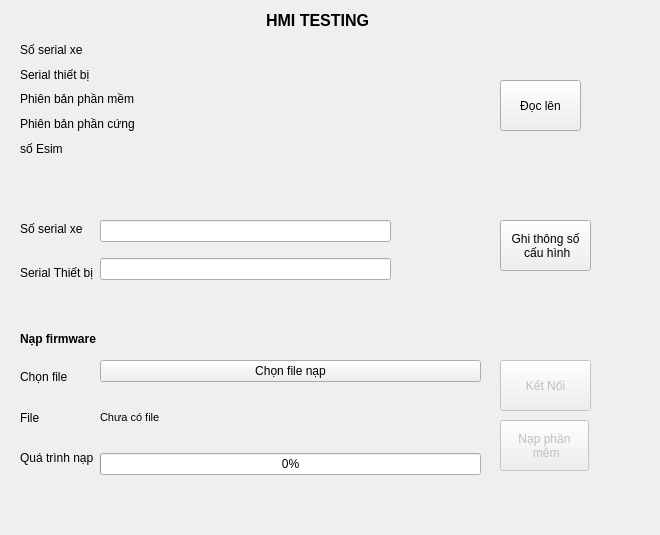
The window that views/hmi.ui (CongPV121/SDT) describes before a commit, drawn with Qt 5.
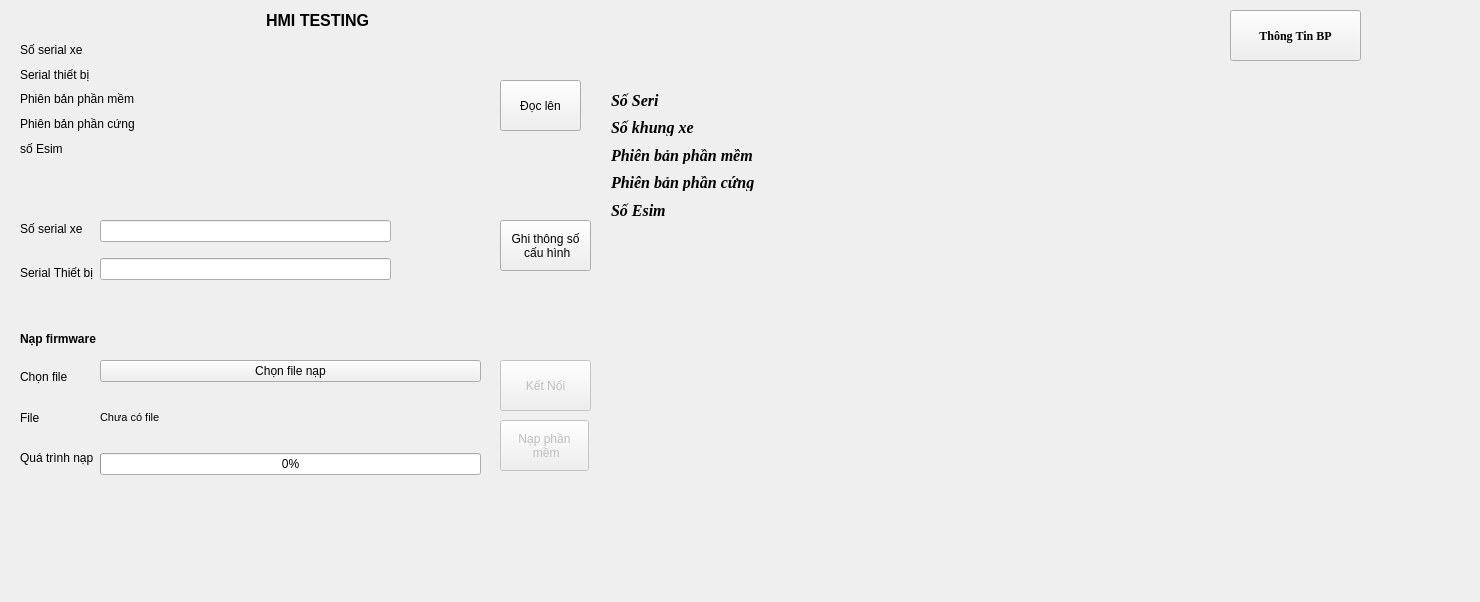
The same window after the commit. Icons and pictures are not drawn.

Patch:
```diff
--- a/views/hmi.ui
+++ b/views/hmi.ui
@@ -6,8 +6,8 @@
    <rect>
     <x>0</x>
     <y>0</y>
-    <width>660</width>
-    <height>535</height>
+    <width>1480</width>
+    <height>602</height>
    </rect>
   </property>
   <property name="windowTitle">
@@ -320,6 +320,456 @@
     <string>Đọc lên</string>
    </property>
   </widget>
+  <widget class="QPushButton" name="read_btn_2">
+   <property name="geometry">
+    <rect>
+     <x>1230</x>
+     <y>10</y>
+     <width>131</width>
+     <height>51</height>
+    </rect>
+   </property>
+   <property name="font">
+    <font>
+     <family>Times New Roman</family>
+     <bold>true</bold>
+    </font>
+   </property>
+   <property name="text">
+    <string>Thông Tin BP</string>
+   </property>
+   <property name="icon">
+    <iconset>
+     <selectedon>:/icon/up-arrow.png</selectedon>
+    </iconset>
+   </property>
+   <property name="iconSize">
+    <size>
+     <width>32</width>
+     <height>32</height>
+    </size>
+   </property>
+  </widget>
+  <widget class="QLabel" name="label_21">
+   <property name="geometry">
+    <rect>
+     <x>611</x>
+     <y>201</y>
+     <width>55</width>
+     <height>18</height>
+    </rect>
+   </property>
+   <property name="font">
+    <font>
+     <family>Times New Roman</family>
+     <pointsize>12</pointsize>
+     <italic>true</italic>
+     <bold>true</bold>
+    </font>
+   </property>
+   <property name="text">
+    <string>Số Esim</string>
+   </property>
+  </widget>
+  <widget class="QLabel" name="seri_number">
+   <property name="geometry">
+    <rect>
+     <x>784</x>
+     <y>91</y>
+     <width>16</width>
+     <height>18</height>
+    </rect>
+   </property>
+   <property name="font">
+    <font>
+     <family>Times New Roman</family>
+     <pointsize>12</pointsize>
+     <italic>true</italic>
+     <bold>true</bold>
+    </font>
+   </property>
+   <property name="text">
+    <string/>
+   </property>
+  </widget>
+  <widget class="QLabel" name="state">
+   <property name="geometry">
+    <rect>
+     <x>784</x>
+     <y>420</y>
+     <width>16</width>
+     <height>18</height>
+    </rect>
+   </property>
+   <property name="font">
+    <font>
+     <family>Times New Roman</family>
+     <pointsize>12</pointsize>
+     <italic>true</italic>
+     <bold>true</bold>
+    </font>
+   </property>
+   <property name="text">
+    <string/>
+   </property>
+  </widget>
+  <widget class="QLabel" name="Vol">
+   <property name="geometry">
+    <rect>
+     <x>784</x>
+     <y>201</y>
+     <width>16</width>
+     <height>18</height>
+    </rect>
+   </property>
+   <property name="font">
+    <font>
+     <family>Times New Roman</family>
+     <pointsize>12</pointsize>
+     <italic>true</italic>
+     <bold>true</bold>
+    </font>
+   </property>
+   <property name="text">
+    <string/>
+   </property>
+  </widget>
+  <widget class="QLabel" name="label_25">
+   <property name="geometry">
+    <rect>
+     <x>611</x>
+     <y>118</y>
+     <width>83</width>
+     <height>18</height>
+    </rect>
+   </property>
+   <property name="font">
+    <font>
+     <family>Times New Roman</family>
+     <pointsize>12</pointsize>
+     <italic>true</italic>
+     <bold>true</bold>
+    </font>
+   </property>
+   <property name="text">
+    <string>Số khung xe</string>
+   </property>
+  </widget>
+  <widget class="QLabel" name="label_14">
+   <property name="geometry">
+    <rect>
+     <x>611</x>
+     <y>173</y>
+     <width>145</width>
+     <height>18</height>
+    </rect>
+   </property>
+   <property name="font">
+    <font>
+     <family>Times New Roman</family>
+     <pointsize>12</pointsize>
+     <italic>true</italic>
+     <bold>true</bold>
+    </font>
+   </property>
+   <property name="text">
+    <string>Phiên bản phần cứng</string>
+   </property>
+  </widget>
+  <widget class="QLabel" name="cell_vol_min">
+   <property name="geometry">
+    <rect>
+     <x>784</x>
+     <y>392</y>
+     <width>16</width>
+     <height>18</height>
+    </rect>
+   </property>
+   <property name="font">
+    <font>
+     <family>Times New Roman</family>
+     <pointsize>12</pointsize>
+     <italic>true</italic>
+     <bold>true</bold>
+    </font>
+   </property>
+   <property name="text">
+    <string/>
+   </property>
+  </widget>
+  <widget class="QLabel" name="soc">
+   <property name="geometry">
+    <rect>
+     <x>784</x>
+     <y>255</y>
+     <width>16</width>
+     <height>18</height>
+    </rect>
+   </property>
+   <property name="font">
+    <font>
+     <family>Times New Roman</family>
+     <pointsize>12</pointsize>
+     <italic>true</italic>
+     <bold>true</bold>
+    </font>
+   </property>
+   <property name="text">
+    <string/>
+   </property>
+  </widget>
+  <widget class="QLabel" name="hw_version">
+   <property name="geometry">
+    <rect>
+     <x>784</x>
+     <y>173</y>
+     <width>16</width>
+     <height>18</height>
+    </rect>
+   </property>
+   <property name="font">
+    <font>
+     <family>Times New Roman</family>
+     <pointsize>12</pointsize>
+     <italic>true</italic>
+     <bold>true</bold>
+    </font>
+   </property>
+   <property name="text">
+    <string/>
+   </property>
+  </widget>
+  <widget class="QLabel" name="capacity">
+   <property name="geometry">
+    <rect>
+     <x>784</x>
+     <y>310</y>
+     <width>16</width>
+     <height>18</height>
+    </rect>
+   </property>
+   <property name="font">
+    <font>
+     <family>Times New Roman</family>
+     <pointsize>12</pointsize>
+     <italic>true</italic>
+     <bold>true</bold>
+    </font>
+   </property>
+   <property name="text">
+    <string/>
+   </property>
+  </widget>
+  <widget class="QLabel" name="label_15">
+   <property name="geometry">
+    <rect>
+     <x>611</x>
+     <y>146</y>
+     <width>142</width>
+     <height>18</height>
+    </rect>
+   </property>
+   <property name="font">
+    <font>
+     <family>Times New Roman</family>
+     <pointsize>12</pointsize>
+     <italic>true</italic>
+     <bold>true</bold>
+    </font>
+   </property>
+   <property name="text">
+    <string>Phiên bản phần mềm</string>
+   </property>
+  </widget>
+  <widget class="QLabel" name="error_code">
+   <property name="geometry">
+    <rect>
+     <x>784</x>
+     <y>475</y>
+     <width>16</width>
+     <height>18</height>
+    </rect>
+   </property>
+   <property name="font">
+    <font>
+     <family>Times New Roman</family>
+     <pointsize>12</pointsize>
+     <italic>true</italic>
+     <bold>true</bold>
+    </font>
+   </property>
+   <property name="text">
+    <string/>
+   </property>
+  </widget>
+  <widget class="QLabel" name="label_13">
+   <property name="geometry">
+    <rect>
+     <x>611</x>
+     <y>91</y>
+     <width>48</width>
+     <height>18</height>
+    </rect>
+   </property>
+   <property name="font">
+    <font>
+     <family>Times New Roman</family>
+     <pointsize>12</pointsize>
+     <italic>true</italic>
+     <bold>true</bold>
+    </font>
+   </property>
+   <property name="text">
+    <string>Số Seri</string>
+   </property>
+  </widget>
+  <widget class="QLabel" name="fw_version">
+   <property name="geometry">
+    <rect>
+     <x>784</x>
+     <y>146</y>
+     <width>16</width>
+     <height>18</height>
+    </rect>
+   </property>
+   <property name="font">
+    <font>
+     <family>Times New Roman</family>
+     <pointsize>12</pointsize>
+     <italic>true</italic>
+     <bold>true</bold>
+    </font>
+   </property>
+   <property name="text">
+    <string/>
+   </property>
+  </widget>
+  <widget class="QLabel" name="status">
+   <property name="geometry">
+    <rect>
+     <x>784</x>
+     <y>447</y>
+     <width>16</width>
+     <height>18</height>
+    </rect>
+   </property>
+   <property name="font">
+    <font>
+     <family>Times New Roman</family>
+     <pointsize>12</pointsize>
+     <italic>true</italic>
+     <bold>true</bold>
+    </font>
+   </property>
+   <property name="text">
+    <string/>
+   </property>
+  </widget>
+  <widget class="QLabel" name="device_sn">
+   <property name="geometry">
+    <rect>
+     <x>784</x>
+     <y>118</y>
+     <width>16</width>
+     <height>18</height>
+    </rect>
+   </property>
+   <property name="font">
+    <font>
+     <family>Times New Roman</family>
+     <pointsize>12</pointsize>
+     <italic>true</italic>
+     <bold>true</bold>
+    </font>
+   </property>
+   <property name="text">
+    <string/>
+   </property>
+  </widget>
+  <widget class="QLabel" name="soh">
+   <property name="geometry">
+    <rect>
+     <x>784</x>
+     <y>283</y>
+     <width>16</width>
+     <height>18</height>
+    </rect>
+   </property>
+   <property name="font">
+    <font>
+     <family>Times New Roman</family>
+     <pointsize>12</pointsize>
+     <italic>true</italic>
+     <bold>true</bold>
+    </font>
+   </property>
+   <property name="text">
+    <string/>
+   </property>
+  </widget>
+  <widget class="QLabel" name="cycle">
+   <property name="geometry">
+    <rect>
+     <x>784</x>
+     <y>338</y>
+     <width>16</width>
+     <height>18</height>
+    </rect>
+   </property>
+   <property name="font">
+    <font>
+     <family>Times New Roman</family>
+     <pointsize>12</pointsize>
+     <italic>true</italic>
+     <bold>true</bold>
+    </font>
+   </property>
+   <property name="text">
+    <string/>
+   </property>
+  </widget>
+  <widget class="QLabel" name="cell_vol_max">
+   <property name="geometry">
+    <rect>
+     <x>784</x>
+     <y>365</y>
+     <width>16</width>
+     <height>18</height>
+    </rect>
+   </property>
+   <property name="font">
+    <font>
+     <family>Times New Roman</family>
+     <pointsize>12</pointsize>
+     <italic>true</italic>
+     <bold>true</bold>
+    </font>
+   </property>
+   <property name="text">
+    <string/>
+   </property>
+  </widget>
+  <widget class="QLabel" name="Cur">
+   <property name="geometry">
+    <rect>
+     <x>784</x>
+     <y>228</y>
+     <width>16</width>
+     <height>18</height>
+    </rect>
+   </property>
+   <property name="font">
+    <font>
+     <family>Times New Roman</family>
+     <pointsize>12</pointsize>
+     <italic>true</italic>
+     <bold>true</bold>
+    </font>
+   </property>
+   <property name="text">
+    <string/>
+   </property>
+  </widget>
  </widget>
  <resources/>
  <connections/>
```
